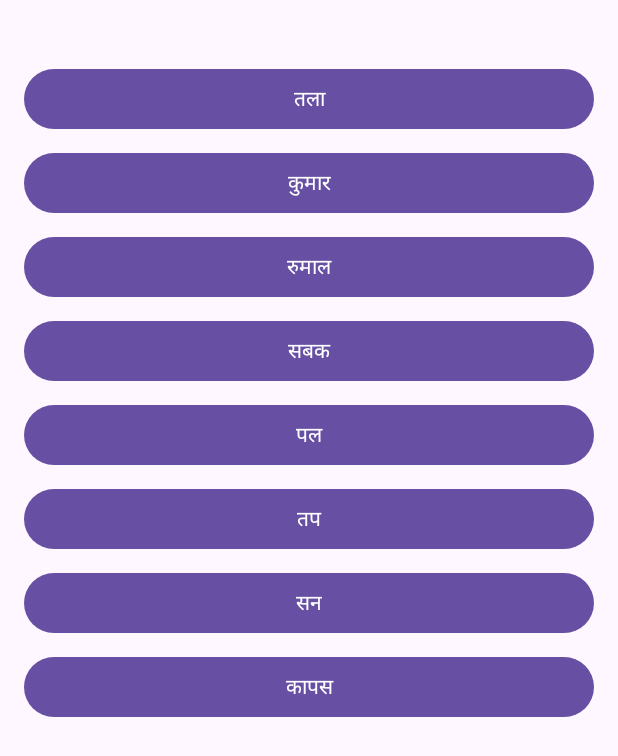
After one commit to falakshivangi/my-page1, an Android app: the layout ritu1.xml on its own in the app's theme, with its tools: preview values and no code run, on a phone screen of 412 x 824 dp. The commit adds this screen. Shown: the top 756 px of the screen. Run offline under Robolectric (Android 15) with nearby library versions, the phone set to English and light mode, and no system bars.

Commit message:
second 2

```diff
--- a/app/src/main/AndroidManifest.xml
+++ b/app/src/main/AndroidManifest.xml
@@ -70,6 +70,10 @@
             android:name=".GhaarExerciseActivity"
             android:exported="true" >
         </activity >
+        <activity
+            android:name=".ritu1"
+            android:exported="true" >
+        </activity >
 
         <activity
             android:name=".IndexActivity"
--- a/app/src/main/java/com/spark/mypage1/IndexActivity.java
+++ b/app/src/main/java/com/spark/mypage1/IndexActivity.java
@@ -74,6 +74,9 @@ public class IndexActivity extends AppCompatActivity {
                     case 12:
                         startActivity(new Intent(IndexActivity.this, GhaarExerciseActivity.class));
                         break;
+                    case 13:
+                        startActivity(new Intent(IndexActivity.this, ritu1.class));
+                        break;
                     default:
                         Toast.makeText(this, "लवकरच उपलब्ध होईल!", Toast.LENGTH_SHORT).show();
                         break;
@@ -108,6 +111,9 @@ public class IndexActivity extends AppCompatActivity {
         bhag1Lessons.add("पाठ १२: चतुर उंदीर");
         bhag1Lessons.add("पाठ १३: भोपळा");
         bhag1Lessons.add("पाठ 14: priya vp");
+        bhag1Lessons.add("पाठ 15: ritu1");
+
+
 
         List<String> bhag2Lessons = new ArrayList<>();
         // Leave empty or add "लवकरच उपलब्ध होईल!" if you want to show a message:
--- /dev/null
+++ b/app/src/main/res/layout/ritu1.xml
@@ -0,0 +1,79 @@
+<?xml version="1.0" encoding="utf-8"?>
+<ScrollView xmlns:android="http://schemas.android.com/apk/res/android"
+    android:layout_width="match_parent"
+    android:layout_height="match_parent">
+
+    <LinearLayout
+        android:layout_width="match_parent"
+        android:layout_height="wrap_content"
+        android:orientation="vertical"
+        android:padding="16dp">
+
+        <TextView
+            android:layout_width="6dp"
+            android:layout_height="6dp"
+            android:layout_gravity="center"
+            android:layout_marginBottom="16dp"
+            android:text="शब्दांवर क्लिक करा आणि उच्चार ऐका"
+            android:textSize="20sp"
+            android:textStyle="bold" />
+
+        <Button
+            android:id="@+id/btnTala"
+            android:text="तला"
+            android:layout_width="match_parent"
+            android:layout_height="wrap_content"
+            android:layout_marginVertical="4dp"/>
+
+        <Button
+            android:id="@+id/btnKumar"
+            android:text="कुमार"
+            android:layout_width="match_parent"
+            android:layout_height="wrap_content"
+            android:layout_marginVertical="4dp"/>
+
+        <Button
+            android:id="@+id/btnRumal"
+            android:text="रुमाल"
+            android:layout_width="match_parent"
+            android:layout_height="wrap_content"
+            android:layout_marginVertical="4dp"/>
+
+        <Button
+            android:id="@+id/btnSabak"
+            android:text="सबक"
+            android:layout_width="match_parent"
+            android:layout_height="wrap_content"
+            android:layout_marginVertical="4dp"/>
+
+        <!-- Add more words -->
+        <Button
+            android:id="@+id/btnPal"
+            android:text="पल"
+            android:layout_width="match_parent"
+            android:layout_height="wrap_content"
+            android:layout_marginVertical="4dp"/>
+
+        <Button
+            android:id="@+id/btnTap"
+            android:text="तप"
+            android:layout_width="match_parent"
+            android:layout_height="wrap_content"
+            android:layout_marginVertical="4dp"/>
+
+        <Button
+            android:id="@+id/btnSan"
+            android:text="सन"
+            android:layout_width="match_parent"
+            android:layout_height="wrap_content"
+            android:layout_marginVertical="4dp"/>
+
+        <Button
+            android:id="@+id/btnKapas"
+            android:text="कापस"
+            android:layout_width="match_parent"
+            android:layout_height="wrap_content"
+            android:layout_marginVertical="4dp"/>
+
+    </LinearLayout>
+</ScrollView>
```
Also changed, not shown: app/src/main/java/com/spark/mypage1/ritu1.java (added, +50 -0 lines).
